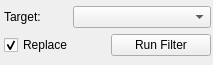
Old version of the form src/Interface/ToolInterface/GradientMagnitudeFilterInterface.ui in the repository SCIInstitute/Seg3D.
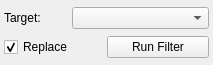
New version of the form.

```diff
--- a/src/Interface/ToolInterface/GradientMagnitudeFilterInterface.ui
+++ b/src/Interface/ToolInterface/GradientMagnitudeFilterInterface.ui
@@ -11,7 +11,7 @@
    </rect>
   </property>
   <property name="sizePolicy">
-   <sizepolicy hsizetype="Fixed" vsizetype="Fixed">
+   <sizepolicy hsizetype="Expanding" vsizetype="Fixed">
     <horstretch>0</horstretch>
     <verstretch>0</verstretch>
    </sizepolicy>
@@ -24,25 +24,69 @@
   </property>
   <property name="maximumSize">
    <size>
-    <width>213</width>
+    <width>16777215</width>
     <height>65</height>
    </size>
   </property>
   <property name="windowTitle">
    <string>Form</string>
   </property>
-  <widget class="QWidget" name="layoutWidget">
-   <property name="geometry">
-    <rect>
-     <x>4</x>
-     <y>29</y>
-     <width>207</width>
-     <height>32</height>
-    </rect>
+  <layout class="QVBoxLayout" name="verticalLayout">
+   <property name="spacing">
+    <number>0</number>
    </property>
+   <property name="leftMargin">
+    <number>4</number>
+   </property>
+   <property name="topMargin">
+    <number>0</number>
+   </property>
+   <property name="rightMargin">
+    <number>4</number>
+   </property>
+   <property name="bottomMargin">
+    <number>0</number>
+   </property>
+   <item>
+    <layout class="QHBoxLayout" name="activeHLayout" stretch="1,2">
+     <property name="spacing">
+      <number>0</number>
+     </property>
+     <item>
+      <widget class="QLabel" name="activeLabel">
+       <property name="sizePolicy">
+        <sizepolicy hsizetype="Expanding" vsizetype="Preferred">
+         <horstretch>0</horstretch>
+         <verstretch>0</verstretch>
+        </sizepolicy>
+       </property>
+       <property name="text">
+        <string>Target:</string>
+       </property>
+      </widget>
+     </item>
+     <item>
+      <widget class="QComboBox" name="activeComboBox">
+       <property name="sizePolicy">
+        <sizepolicy hsizetype="Expanding" vsizetype="Fixed">
+         <horstretch>0</horstretch>
+         <verstretch>0</verstretch>
+        </sizepolicy>
+       </property>
+      </widget>
+     </item>
+    </layout>
+   </item>
+   <item>
    <layout class="QHBoxLayout" name="replaceRunLayout">
     <item>
      <widget class="QCheckBox" name="replaceCheckBox">
+       <property name="sizePolicy">
+        <sizepolicy hsizetype="Expanding" vsizetype="Fixed">
+         <horstretch>0</horstretch>
+         <verstretch>0</verstretch>
+        </sizepolicy>
+       </property>
       <property name="text">
        <string>Replace</string>
       </property>
@@ -53,44 +97,20 @@
     </item>
     <item>
      <widget class="QPushButton" name="runButton">
+       <property name="sizePolicy">
+        <sizepolicy hsizetype="Expanding" vsizetype="Fixed">
+         <horstretch>0</horstretch>
+         <verstretch>0</verstretch>
+        </sizepolicy>
+       </property>
       <property name="text">
        <string>Run Filter</string>
       </property>
      </widget>
     </item>
    </layout>
-  </widget>
-  <widget class="QWidget" name="layoutWidget_2">
-   <property name="geometry">
-    <rect>
-     <x>4</x>
-     <y>4</y>
-     <width>207</width>
-     <height>26</height>
-    </rect>
-   </property>
-   <layout class="QHBoxLayout" name="activeHLayout" stretch="1,2">
-    <property name="spacing">
-     <number>0</number>
-    </property>
-    <item>
-     <widget class="QLabel" name="activeLabel">
-      <property name="sizePolicy">
-       <sizepolicy hsizetype="Preferred" vsizetype="Preferred">
-        <horstretch>0</horstretch>
-        <verstretch>0</verstretch>
-       </sizepolicy>
-      </property>
-      <property name="text">
-       <string>Target:</string>
-      </property>
-     </widget>
-    </item>
-    <item>
-     <widget class="QComboBox" name="activeComboBox"/>
-    </item>
-   </layout>
-  </widget>
+   </item>
+  </layout>
  </widget>
  <resources/>
  <connections/>
```
Lines whose indentation alone changed are shown as unchanged.
